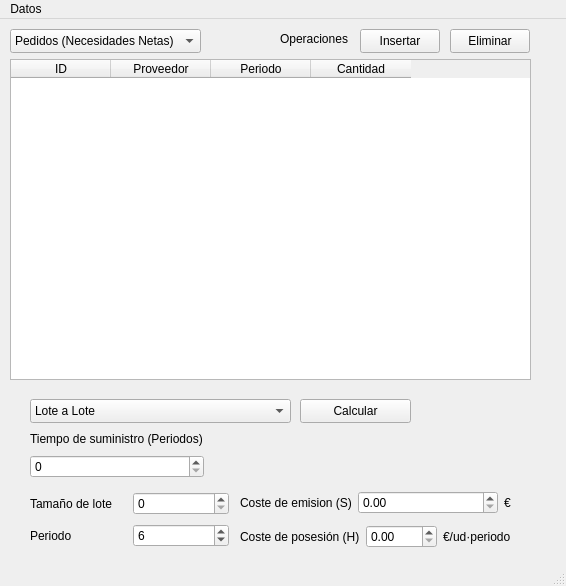
First picture: the form in src/mainwindow.ui, repository TheBerbat/bloque-produccion, before the edit.
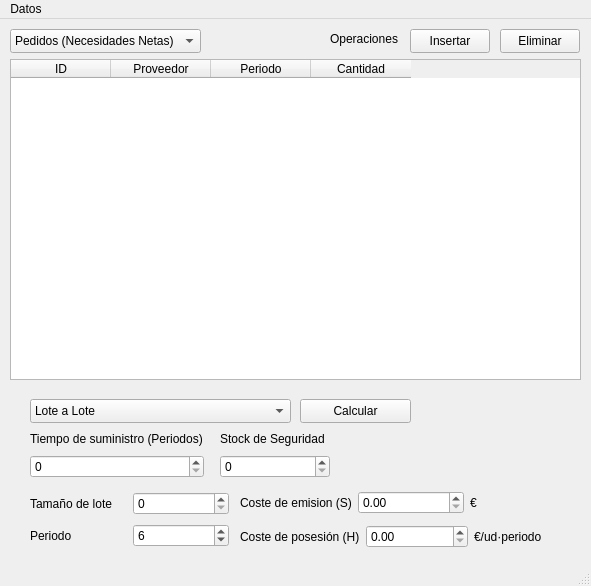
Second picture: the form after the edit.

Commit message: Integrated MRP algorithm in window

The edit to the form file:
```diff
--- a/src/mainwindow.ui
+++ b/src/mainwindow.ui
@@ -6,7 +6,7 @@
    <rect>
     <x>0</x>
     <y>0</y>
-    <width>566</width>
+    <width>591</width>
     <height>586</height>
    </rect>
   </property>
@@ -17,7 +17,7 @@
    <widget class="QPushButton" name="insertButton">
     <property name="geometry">
      <rect>
-      <x>360</x>
+      <x>410</x>
       <y>10</y>
       <width>80</width>
       <height>24</height>
@@ -32,7 +32,7 @@
      <rect>
       <x>10</x>
       <y>40</y>
-      <width>521</width>
+      <width>571</width>
       <height>321</height>
      </rect>
     </property>
@@ -80,7 +80,7 @@
    <widget class="QPushButton" name="deleteButton">
     <property name="geometry">
      <rect>
-      <x>450</x>
+      <x>500</x>
       <y>10</y>
       <width>80</width>
       <height>24</height>
@@ -168,7 +168,7 @@
    <widget class="QLabel" name="label_8">
     <property name="geometry">
      <rect>
-      <x>280</x>
+      <x>330</x>
       <y>10</y>
       <width>81</width>
       <height>20</height>
@@ -178,12 +178,12 @@
      <string>Operaciones</string>
     </property>
    </widget>
-   <widget class="QWidget" name="">
+   <widget class="QWidget" name="layoutWidget">
     <property name="geometry">
      <rect>
       <x>240</x>
       <y>470</y>
-      <width>271</width>
+      <width>336</width>
       <height>62</height>
      </rect>
     </property>
@@ -199,11 +199,8 @@
        </item>
        <item>
         <widget class="QDoubleSpinBox" name="emisionCost">
-         <property name="sizePolicy">
-          <sizepolicy hsizetype="Expanding" vsizetype="Fixed">
-           <horstretch>0</horstretch>
-           <verstretch>0</verstretch>
-          </sizepolicy>
+         <property name="maximum">
+          <double>10000000000000000.000000000000000</double>
          </property>
         </widget>
        </item>
@@ -227,11 +224,8 @@
        </item>
        <item>
         <widget class="QDoubleSpinBox" name="holdCost">
-         <property name="sizePolicy">
-          <sizepolicy hsizetype="Expanding" vsizetype="Fixed">
-           <horstretch>0</horstretch>
-           <verstretch>0</verstretch>
-          </sizepolicy>
+         <property name="maximum">
+          <double>10000000000000000905969664.000000000000000</double>
          </property>
         </widget>
        </item>
@@ -246,7 +240,7 @@
      </item>
     </layout>
    </widget>
-   <widget class="QWidget" name="">
+   <widget class="QWidget" name="layoutWidget">
     <property name="geometry">
      <rect>
       <x>30</x>
@@ -303,7 +297,7 @@
      </item>
     </layout>
    </widget>
-   <widget class="QWidget" name="">
+   <widget class="QWidget" name="layoutWidget">
     <property name="geometry">
      <rect>
       <x>30</x>
@@ -325,13 +319,39 @@
      </item>
     </layout>
    </widget>
+   <widget class="QWidget" name="layoutWidget">
+    <property name="geometry">
+     <rect>
+      <x>220</x>
+      <y>410</y>
+      <width>110</width>
+      <height>49</height>
+     </rect>
+    </property>
+    <layout class="QVBoxLayout" name="verticalLayout_4">
+     <item>
+      <widget class="QLabel" name="label_9">
+       <property name="text">
+        <string>Stock de Seguridad</string>
+       </property>
+      </widget>
+     </item>
+     <item>
+      <widget class="QSpinBox" name="securityStock">
+       <property name="maximum">
+        <number>999999999</number>
+       </property>
+      </widget>
+     </item>
+    </layout>
+   </widget>
   </widget>
   <widget class="QMenuBar" name="menubar">
    <property name="geometry">
     <rect>
      <x>0</x>
      <y>0</y>
-     <width>566</width>
+     <width>591</width>
      <height>21</height>
     </rect>
    </property>
```
The commit also changes 2 other files.
